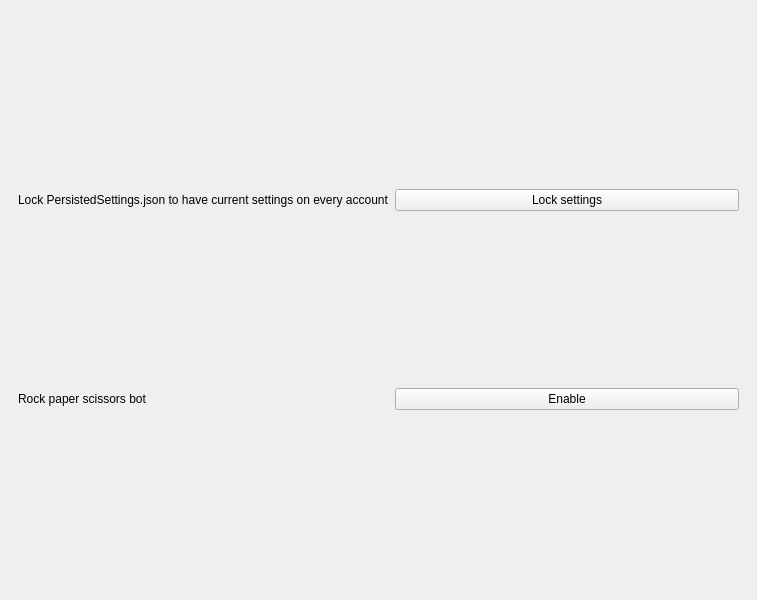
First picture: the form in progglol/mainwindow.ui, repository SadOnion/ProGG.lol, before the edit.
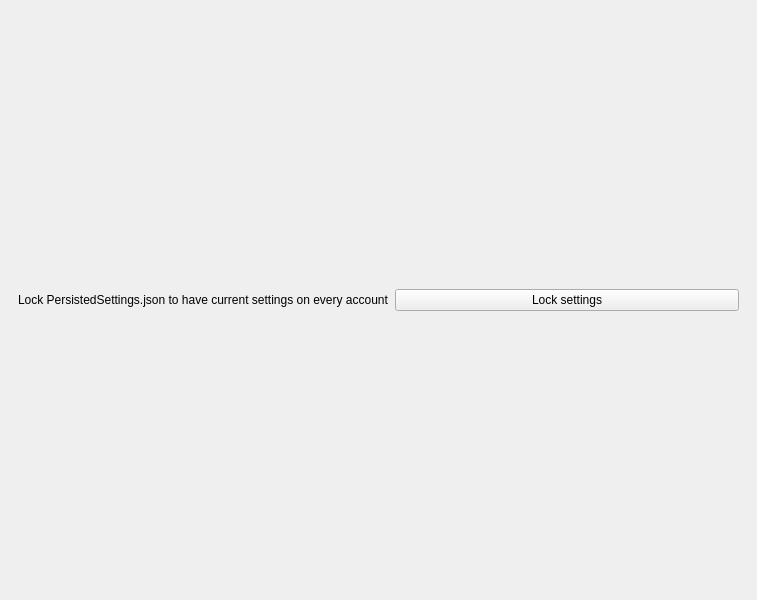
Second picture: the form after the edit. The open tabs and pages were chosen to show the change.

What changed in the file:
```diff
--- a/progglol/mainwindow.ui
+++ b/progglol/mainwindow.ui
@@ -45,13 +45,6 @@
       </widget>
       <widget class="QWidget" name="leagueClientPage">
        <layout class="QGridLayout" name="gridLayout_2">
-        <item row="2" column="1">
-         <widget class="QPushButton" name="rockPaperScissorsButton">
-          <property name="text">
-           <string>Enable</string>
-          </property>
-         </widget>
-        </item>
         <item row="1" column="0">
          <widget class="QLabel" name="label">
           <property name="text">
@@ -66,13 +59,6 @@
           </property>
          </widget>
         </item>
-        <item row="2" column="0">
-         <widget class="QLabel" name="label_2">
-          <property name="text">
-           <string>Rock paper scissors bot</string>
-          </property>
-         </widget>
-        </item>
        </layout>
       </widget>
       <widget class="QWidget" name="pickPhasePage">
```
Left out of the diff: 2 changed lines with no effect on the pictures.
